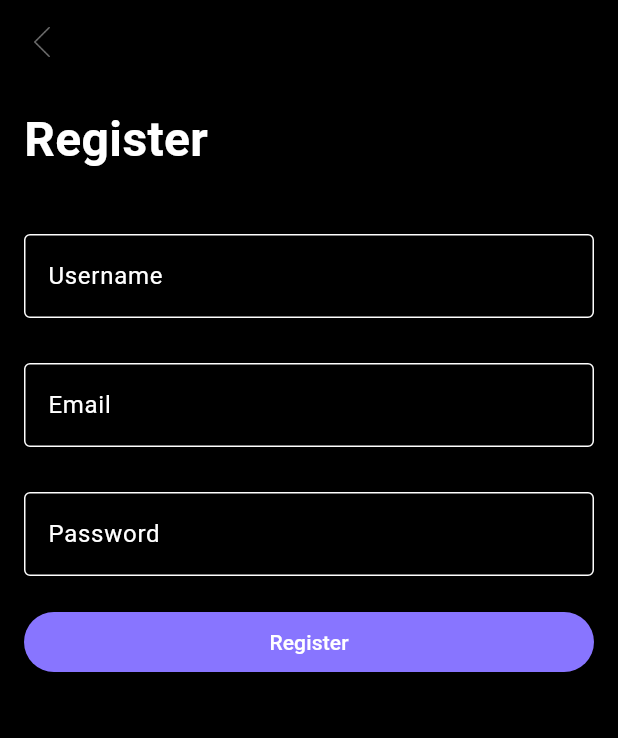
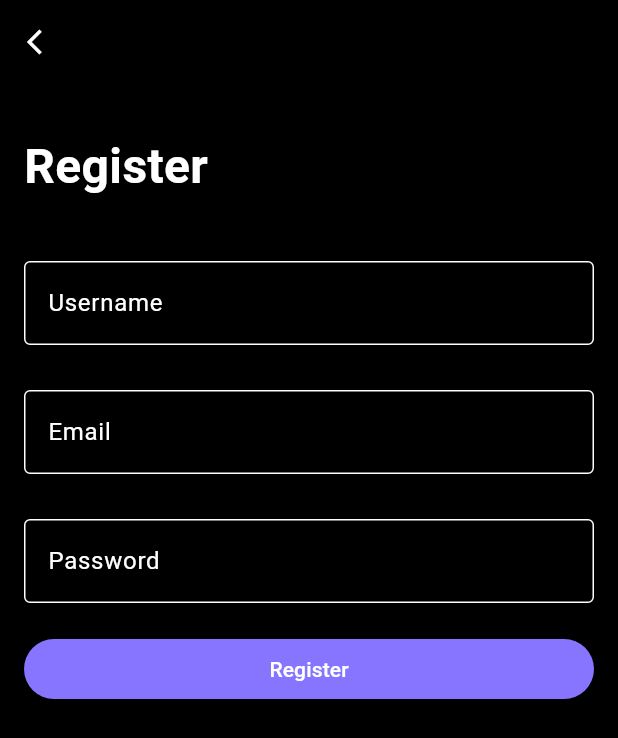
Before and after one commit to Naldipa/todogul, a Flutter app: the RegisterScreen screen opened directly, on a phone screen of 412 x 824 dp. Shown: the top 738 px of the screen. Run offline on Flutter 3.47's test engine with Material 3 defaults, Android fonts, the phone set to English and light mode, and no system bars; our stand-ins replace awesome_dialog, supabase_flutter; accounts and stored records are empty.

Commit message:
Update Button Back Register

```diff
--- a/lib/screens/register_screen.dart
+++ b/lib/screens/register_screen.dart
@@ -1,6 +1,6 @@
 import 'package:flutter/material.dart';
-import 'package:todogul/auth/auth_service.dart'; // Ensure this path is correct
-import 'home_screen.dart'; // Ensure this path is correct
+import 'package:todogul/auth/auth_service.dart'; // Pastikan path ini benar
+import 'home_screen.dart'; // Pastikan path ini benar
 
 class RegisterScreen extends StatefulWidget {
   const RegisterScreen({super.key});
@@ -10,28 +10,23 @@ class RegisterScreen extends StatefulWidget {
 }
 
 class _RegisterScreenState extends State<RegisterScreen> {
-  // Text controllers
   final _emailController = TextEditingController();
   final _passwordController = TextEditingController();
   final _usernameController = TextEditingController();
   final authService = AuthService();
 
-  // Register button pressed
   void register() async {
-    // Prepare data
     final email = _emailController.text;
     final password = _passwordController.text;
 
-    // Attempt registration
     try {
-      await authService.signUpWithEmailAndPassword(email: email, password: password);
+      await authService.signUpWithEmailAndPassword(
+          email: email, password: password);
 
-      // Show success message
       ScaffoldMessenger.of(context).showSnackBar(
         const SnackBar(content: Text("Registration successful")),
       );
 
-      // Navigate to HomeScreen after successful registration
       Navigator.pushReplacement(
         context,
         MaterialPageRoute(builder: (context) => HomeScreen()),
@@ -48,25 +43,30 @@ class _RegisterScreenState extends State<RegisterScreen> {
   @override
   Widget build(BuildContext context) {
     return Scaffold(
+      appBar: AppBar(
+        backgroundColor: Colors.black.withOpacity(0.8),
+        elevation: 0, // Hilangkan bayangan
+        leading: GestureDetector(
+          onTap: () {
+            Navigator.pop(context); // Kembali ke layar sebelumnya
+          },
+          child: Padding(
+            padding: const EdgeInsets.all(8.0), // Jarak untuk tombol
+            child: Icon(
+              Icons.arrow_back_ios, // Ikon minimalis back
+              color: Colors.white, // Warna ikon
+              size: 20, // Sesuaikan ukuran ikon
+            ),
+          ),
+        ),
+      ),
       backgroundColor: Colors.black,
       body: Padding(
         padding: const EdgeInsets.all(16.0),
         child: Column(
           crossAxisAlignment: CrossAxisAlignment.start,
           children: [
-            // Tombol Back
-            GestureDetector(
-              onTap: () {
-                Navigator.pop(context); // Kembali ke layar sebelumnya
-              },
-              child: Image.asset(
-                'img/back_icon.png',
-                width: 24,
-                height: 24,
-              ),
-            ),
-            SizedBox(height: 30),
-            // Judul Register
+            SizedBox(height: 16),
             Text(
               'Register',
               style: TextStyle(
@@ -76,7 +76,6 @@ class _RegisterScreenState extends State<RegisterScreen> {
               ),
             ),
             SizedBox(height: 40),
-            // Field Username
             TextField(
               controller: _usernameController,
               decoration: InputDecoration(
@@ -92,7 +91,6 @@ class _RegisterScreenState extends State<RegisterScreen> {
               style: TextStyle(color: Colors.white),
             ),
             SizedBox(height: 30),
-            // Field Email
             TextField(
               controller: _emailController,
               decoration: InputDecoration(
@@ -108,7 +106,6 @@ class _RegisterScreenState extends State<RegisterScreen> {
               style: TextStyle(color: Colors.white),
             ),
             SizedBox(height: 30),
-            // Field Password
             TextField(
               controller: _passwordController,
               decoration: InputDecoration(
@@ -125,7 +122,6 @@ class _RegisterScreenState extends State<RegisterScreen> {
               obscureText: true,
             ),
             SizedBox(height: 20),
-            // Register Button
             ElevatedButton(
               onPressed: register,
               style: ElevatedButton.styleFrom(
@@ -147,9 +143,3 @@ class _RegisterScreenState extends State<RegisterScreen> {
     );
   }
 }
-
-Future<void> signUpWithEmailAndPassword({required String email, required String password, required String username}) async {
-  // Add the username parameter to the function definition
-  // Your existing code
-
-}
--- a/pubspec.yaml
+++ b/pubspec.yaml
@@ -38,6 +38,7 @@ dependencies:
   image_picker: ^1.0.4
   awesome_dialog: ^3.1.0
   shared_preferences: ^2.0.15
+  fluttertoast: ^8.0.9
 
   # The following adds the Cupertino Icons font to your application.
   # Use with the CupertinoIcons class for iOS style icons.
```
Also changed, not shown: lib/screens/widgets/create_task_bottom_sheet.dart (+13 -5 lines), pubspec.lock, 1 other file.
